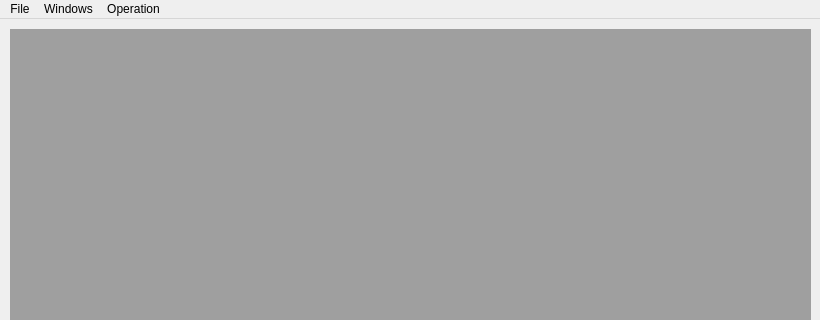
Qt form main_window.ui (parakhonych/Cougar) before a commit; both pictures show x 0 to 820 and y 0 to 320 of the 820 by 604 pixel window.
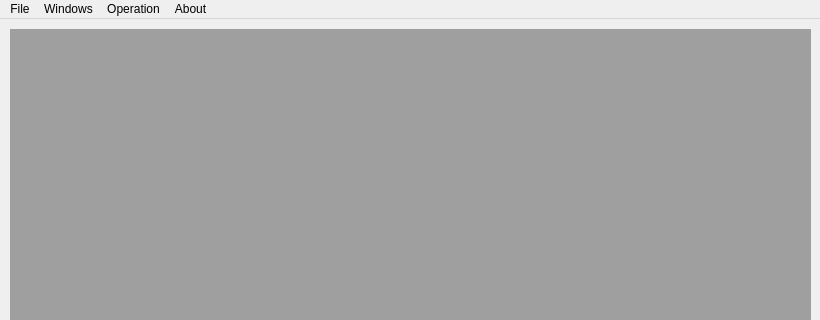
The same form after that commit.

Patch:
```diff
--- a/main_window.ui
+++ b/main_window.ui
@@ -72,10 +72,20 @@
     <addaction name="actionNegation"/>
     <addaction name="menuThresholding"/>
     <addaction name="actionPosterize"/>
+    <addaction name="menuBlur"/>
+    <addaction name="menuEdge_operations"/>
+    <addaction name="menuMorphological_and_skeletonization"/>
+   </widget>
+   <widget class="QMenu" name="menuAbout">
+    <property name="title">
+     <string>About</string>
+    </property>
+    <addaction name="actionAutor"/>
    </widget>
    <addaction name="menuFile"/>
    <addaction name="menuWindow"/>
    <addaction name="menuOperation"/>
+   <addaction name="menuAbout"/>
   </widget>
   <widget class="QStatusBar" name="statusbar"/>
   <action name="actionGrayscale">
```
Left out of the diff: 110 changed lines with no effect on the pictures.
